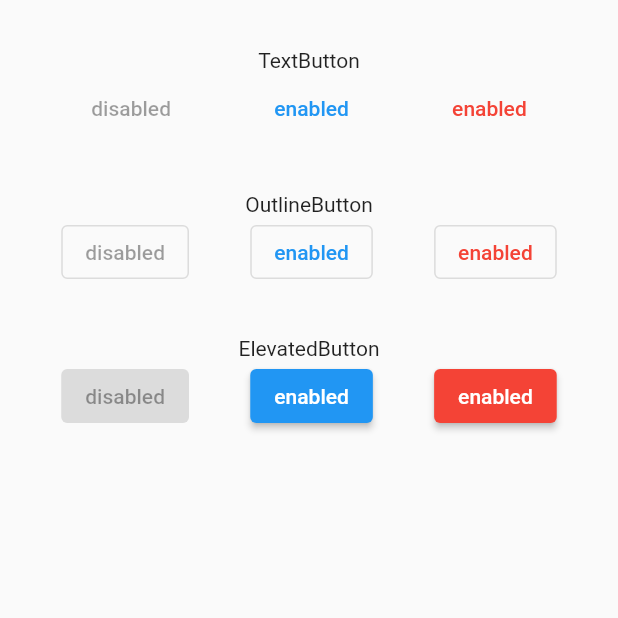
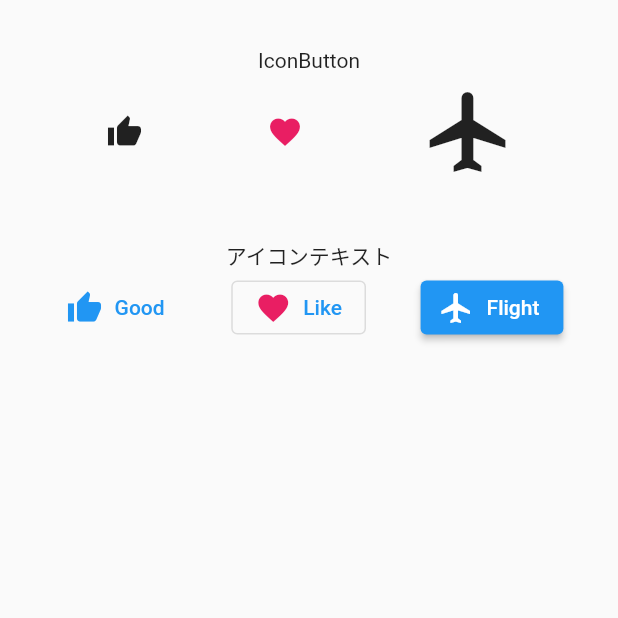
Before and after one commit to mitani1993/flutter_app, a Flutter app: the screen it shows after launch, on a phone screen of 412 x 824 dp, the top half of it. Run offline on Flutter 3.47's test engine with Material 2 defaults, Android fonts, the phone set to English and light mode, and no system bars.

Commit message:
アイコンボタン

```diff
--- a/lib/main.dart
+++ b/lib/main.dart
@@ -20,56 +20,40 @@ class MyApp extends StatelessWidget {
         children: <Widget>[
           Container(
             padding: EdgeInsets.only(top: 32),
-            child: Text('TextButton'),
+            child: Text('IconButton'),
           ),
           Row(
             mainAxisAlignment: MainAxisAlignment.spaceEvenly,
             children: <Widget>[
-              TextButton(onPressed: null, child: Text('disabled')),
-              TextButton(onPressed: () {}, child: Text('enabled')),
-              TextButton(
-                style: TextButton.styleFrom(
-                  primary: Colors.red,
-                ),
-                onPressed: () {},
-                child: Text('enabled'),
-              ),
+              IconButton(onPressed: () {}, icon: Icon(Icons.thumb_up)),
+              IconButton(
+                  color: Colors.pink,
+                  onPressed: () {},
+                  icon: Icon(Icons.favorite)),
+              IconButton(
+                  iconSize: 64, onPressed: () {}, icon: Icon(Icons.flight)),
             ],
           ),
           Container(
             padding: EdgeInsets.only(top: 32),
-            child: Text('OutlineButton'),
+            child: Text('アイコンテキスト'),
           ),
           Row(
             mainAxisAlignment: MainAxisAlignment.spaceEvenly,
             children: <Widget>[
-              OutlinedButton(onPressed: null, child: Text('disabled')),
-              OutlinedButton(onPressed: () {}, child: Text('enabled')),
-              OutlinedButton(
-                style: OutlinedButton.styleFrom(
-                  primary: Colors.red,
-                ),
+              TextButton.icon(
                 onPressed: () {},
-                child: Text('enabled'),
+                icon: Icon(Icons.thumb_up),
+                label: Text('Good'),
               ),
-            ],
-          ),
-          Container(
-            padding: EdgeInsets.only(top: 32),
-            child: Text('ElevatedButton'),
-          ),
-          Row(
-            mainAxisAlignment: MainAxisAlignment.spaceEvenly,
-            children: <Widget>[
-              ElevatedButton(onPressed: null, child: Text('disabled')),
-              ElevatedButton(onPressed: () {}, child: Text('enabled')),
-              ElevatedButton(
-                style: ElevatedButton.styleFrom(
-                  primary: Colors.red,
-                ),
-                onPressed: () {},
-                child: Text('enabled'),
-              ),
+              OutlinedButton.icon(
+                  onPressed: () {},
+                  icon: Icon(Icons.favorite, color: Colors.pink),
+                  label: Text('Like')),
+              ElevatedButton.icon(
+                  onPressed: () {},
+                  icon: Icon(Icons.flight),
+                  label: Text('Flight')),
             ],
           ),
         ],
```
